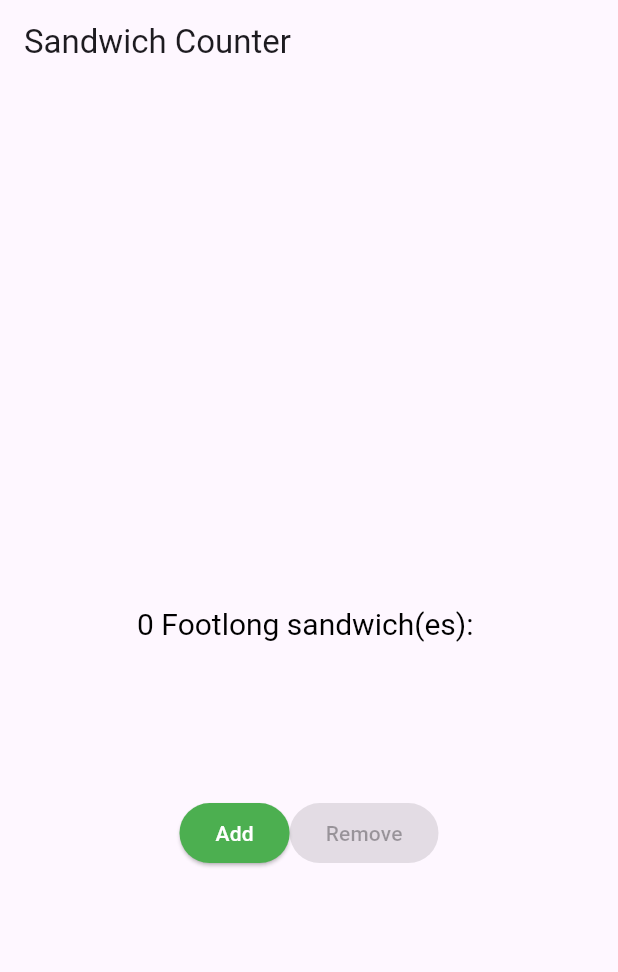
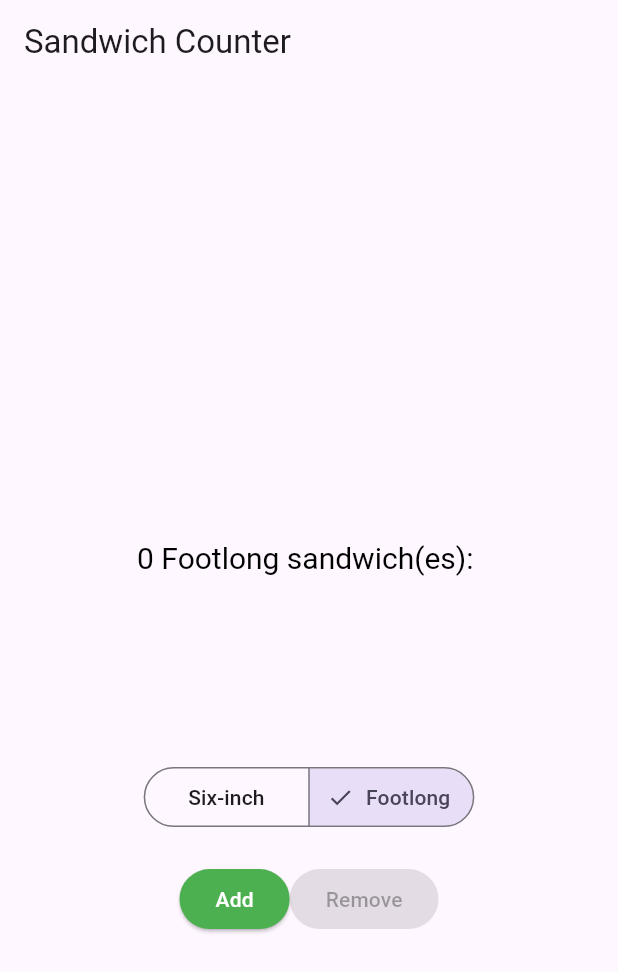
Before and after one commit to k1ngofaynt/sandwich_shop, a Flutter app: the screen it shows after launch, on a phone screen of 412 x 824 dp. Shown: the top 972 px of the screen. Run offline on Flutter 3.47's test engine with Material 3 defaults, Android fonts, the phone set to English and light mode, and no system bars.

Commit message:
Add sandwich size selection to OrderScreen

```diff
--- a/lib/main.dart
+++ b/lib/main.dart
@@ -15,9 +15,11 @@ class App extends StatelessWidget {
   }
 }
 class OrderScreen extends StatefulWidget {
+
   final int maxQuantity;
 
   const OrderScreen({super.key, this.maxQuantity = 10});
+
 
   @override
   State<OrderScreen> createState() => _OrderScreenState();
@@ -25,6 +27,7 @@ class OrderScreen extends StatefulWidget {
 
 class _OrderScreenState extends State<OrderScreen> {
 int _quantity = 0;
+String _sandwichSize = 'Footlong';
 
 @override
   Widget build(BuildContext context) {
@@ -38,8 +41,29 @@ int _quantity = 0;
           children: <Widget>[
             OrderItemDisplay(
               _quantity,
-              'Footlong',
+              _sandwichSize, // Use the state variable
             ),
+            const SizedBox(height: 20),
+            // Sandwich size selector
+            SegmentedButton<String>(
+              segments: const [
+                ButtonSegment(
+                  value: 'Six-inch',
+                  label: Text('Six-inch'),
+                ),
+                ButtonSegment(
+                  value: 'Footlong',
+                  label: Text('Footlong'),
+                ),
+              ],
+              selected: {_sandwichSize},
+              onSelectionChanged: (Set<String> newSelection) {
+                setState(() {
+                  _sandwichSize = newSelection.first;
+                });
+              },
+            ),
+            const SizedBox(height: 20),
             Row(
               mainAxisAlignment: MainAxisAlignment.center,
               children: [
```
